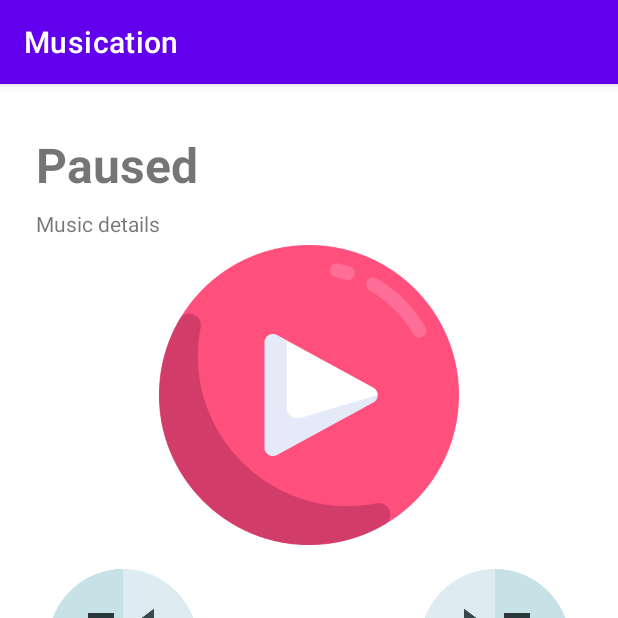
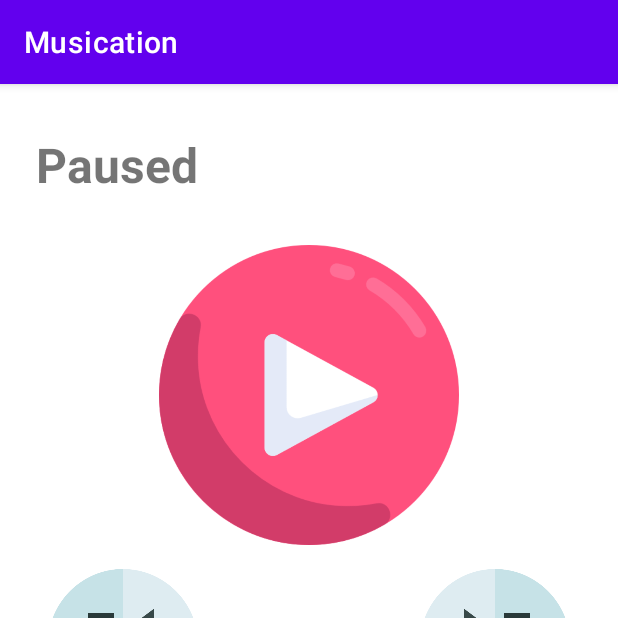
Before and after one commit to issuran/Musication, an Android app: the screen it shows after launch (MainActivity), after a tap on "Next Button", on a phone screen of 412 x 824 dp, the top half of it. Run offline under Robolectric (Android 15) with nearby library versions, the phone set to English and light mode, and no system bars; our stand-ins replace Volley; network calls fail.

Commit message:
[MVP] Android - V1 ready for store

```diff
--- a/Android/app/src/main/AndroidManifest.xml
+++ b/Android/app/src/main/AndroidManifest.xml
@@ -14,7 +14,8 @@
         android:theme="@style/Theme.Musication">
         <activity
             android:name=".MainActivity"
-            android:exported="true">
+            android:exported="true"
+            android:screenOrientation="portrait">
             <intent-filter>
                 <action android:name="android.intent.action.MAIN" />
 
--- a/Android/app/src/main/java/com/example/musication/MainActivity.kt
+++ b/Android/app/src/main/java/com/example/musication/MainActivity.kt
@@ -23,14 +23,15 @@ interface PlayerDelegate {
 class MainActivity : AppCompatActivity(), PlayerDelegate {
 
     private lateinit var trackState: TextView
+    private lateinit var trackDetails: TextView
     private lateinit var playButton: ImageButton
 //    private var backButton: ImageButton = findViewById(R.id.backButton)
     private lateinit var nextButton: ImageButton
 
     private lateinit var fusedLocationClient: FusedLocationProviderClient
-    private val audioPath = "https://65381g.ha.azioncdn.net/c/4/e/6/lisandro-eithne-ni-bhronin-dedicada-enya.mp3"
     private var mediaPlayer = MediaPlayer()
     private var isPlaying = false
+    private var tapped = false
     private var presenter: MainPresenter? = null
 
     override fun onCreate(savedInstanceState: Bundle?) {
@@ -49,6 +50,7 @@ class MainActivity : AppCompatActivity(), PlayerDelegate {
 
     private fun setupView() {
         trackState = findViewById(R.id.playState)
+        trackDetails = findViewById(R.id.musicDetails)
         playButton = findViewById(R.id.playPauseButton)
 //    private var backButton: ImageButton = findViewById(R.id.backButton)
         nextButton = findViewById(R.id.nextButton)
@@ -62,34 +64,40 @@ class MainActivity : AppCompatActivity(), PlayerDelegate {
         }
 
         nextButton.setOnClickListener {
-            nextSong()
+            if (!isPlaying) {
+                nextSong()
+            } else {
+                pauseSong()
+            }
         }
     }
 
     private fun startSong() {
-        getLastKnownLocation()
-        isPlaying = true
-        presenter?.requestNextSong(this)
+        if (!tapped && !isPlaying) {
+            tapped = true
+            getLastKnownLocation()
+            presenter?.requestNextSong(this)
+        }
     }
 
     private fun pauseSong() {
+        trackDetails.text = ""
         isPlaying = false
         trackState.text = getString(R.string.pausedString)
         playButton.setImageResource(R.drawable.play)
         try {
-            mediaPlayer.stop()
-            mediaPlayer.reset()
-            mediaPlayer.release()
+            mediaPlayer.pause()
         } catch (e: IOException) {
             e.printStackTrace()
         }
     }
 
     private fun nextSong() {
+        pauseSong()
         startSong()
     }
 
-    fun getLastKnownLocation() {
+    private fun getLastKnownLocation() {
         if (ActivityCompat.checkSelfPermission(
                 this,
                 Manifest.permission.ACCESS_FINE_LOCATION
@@ -109,7 +117,8 @@ class MainActivity : AppCompatActivity(), PlayerDelegate {
     }
 
     override fun playSong(model: MusicModel) {
-        isPlaying = !isPlaying
+        isPlaying = true
+        tapped = false
 
         trackState.text = getString(R.string.playingString)
         playButton.setImageResource(R.drawable.pause_button)
@@ -121,7 +130,9 @@ class MainActivity : AppCompatActivity(), PlayerDelegate {
                     .setUsage(AudioAttributes.USAGE_MEDIA)
                     .build()
             )
-            setDataSource(audioPath)
+            val url = model.urlTrack
+            trackDetails.text = model.musicArtist + " - " + model.musicName
+            setDataSource(url)
             prepare()
             start()
         }
--- a/Android/app/src/main/res/layout/activity_main.xml
+++ b/Android/app/src/main/res/layout/activity_main.xml
@@ -20,11 +20,13 @@
 
     <TextView
         android:id="@+id/musicDetails"
-        android:layout_width="200dp"
+        android:layout_width="300dp"
         android:layout_height="24dp"
-        android:layout_marginStart="24dp"
         android:layout_marginTop="8dp"
-        android:text="@string/music_details"
+        android:layout_marginLeft="24dp"
+        android:layout_marginRight="24dp"
+        android:text=""
+        app:layout_constraintEnd_toEndOf="parent"
         app:layout_constraintStart_toStartOf="parent"
         app:layout_constraintTop_toBottomOf="@+id/playState" />
 
```
Also changed, not shown: 3 other files.
